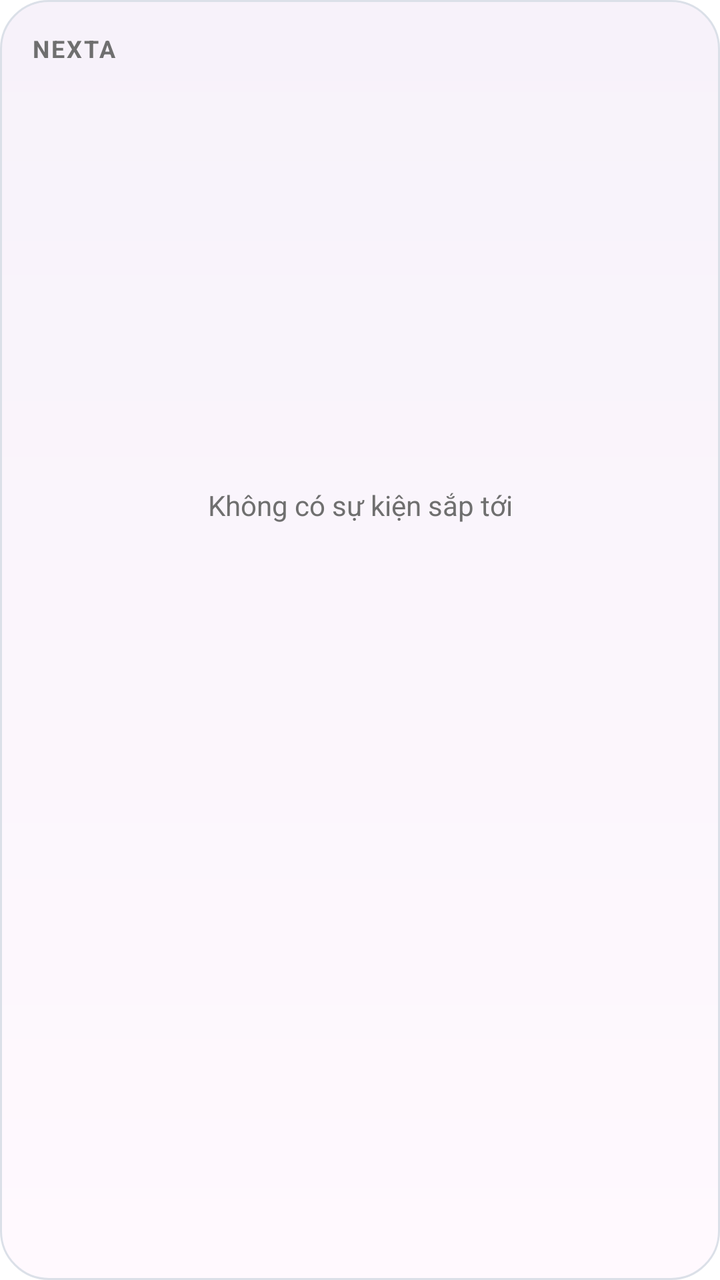
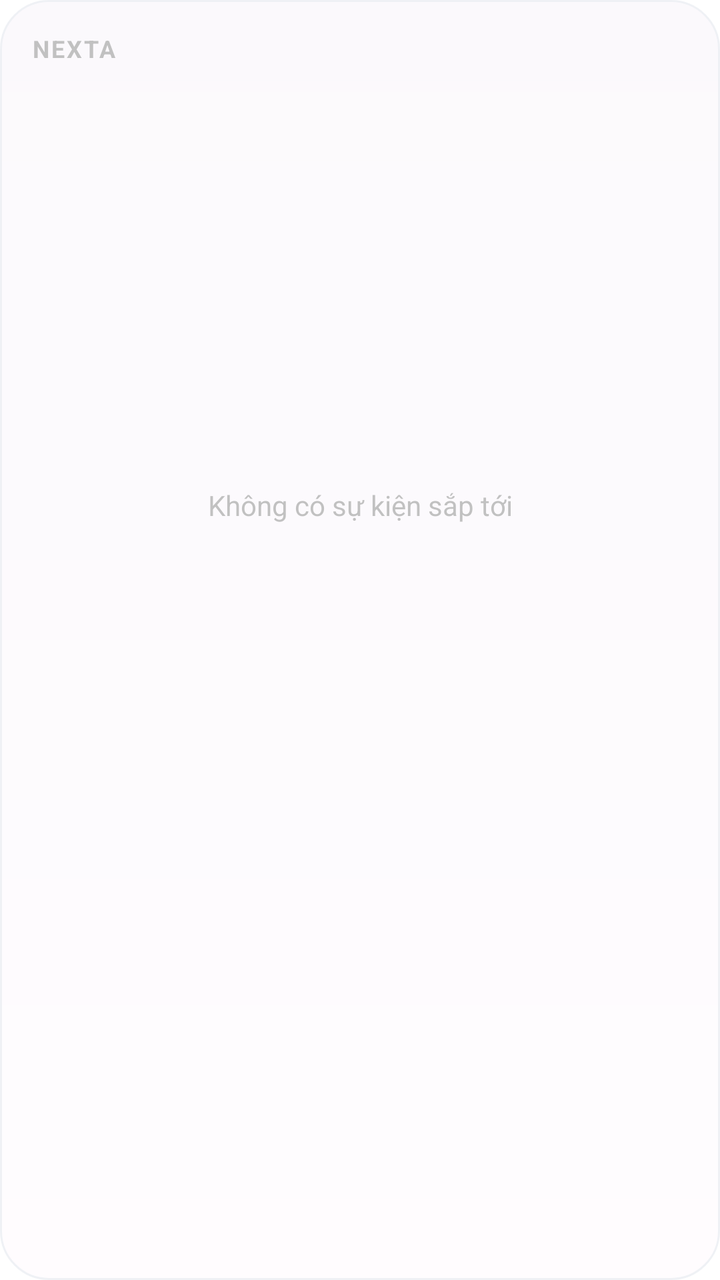

The first picture is an Android layout as it rendered before a commit; the second is the same layout after the commit. The layout source and the unified diff follow.
<!-- AndroidManifest.xml: fallback theme Theme.MaterialComponents.DayNight.NoActionBar -->
<!-- res/layout/nexta_widget.xml -->
<?xml version="1.0" encoding="utf-8"?>
<LinearLayout xmlns:android="http://schemas.android.com/apk/res/android"
    android:layout_width="match_parent"
    android:layout_height="match_parent"
    android:orientation="vertical"
    android:padding="16dp"
    android:alpha="0.94"
    android:background="@drawable/nexta_widget_background">

    <TextView
        android:id="@+id/widget_header"
        android:layout_width="match_parent"
        android:layout_height="wrap_content"
        android:text="NEXTA"
        android:textSize="12sp"
        android:textStyle="bold"
        android:letterSpacing="0.08"
        android:textColor="#666666" />

    <TextView
        android:id="@+id/widget_empty"
        android:layout_width="match_parent"
        android:layout_height="0dp"
        android:layout_weight="1"
        android:gravity="center"
        android:text="Không có sự kiện sắp tới"
        android:textSize="14sp"
        android:textColor="#666666" />

    <LinearLayout
        android:id="@+id/widget_event_1"
        android:layout_width="match_parent"
        android:layout_height="wrap_content"
        android:orientation="vertical"
        android:paddingTop="10dp"
        android:paddingBottom="8dp">

        <TextView
            android:id="@+id/widget_event_1_title"
            android:layout_width="match_parent"
            android:layout_height="wrap_content"
            android:maxLines="1"
            android:ellipsize="end"
            android:textSize="16sp"
            android:textStyle="bold"
            android:textColor="#202124" />

        <TextView
            android:id="@+id/widget_event_1_time"
            android:layout_width="match_parent"
            android:layout_height="wrap_content"
            android:layout_marginTop="3dp"
            android:textSize="13sp"
            android:textColor="#444444" />

        <TextView
            android:id="@+id/widget_event_1_meta"
            android:layout_width="match_parent"
            android:layout_height="wrap_content"
            android:layout_marginTop="2dp"
            android:maxLines="1"
            android:ellipsize="end"
            android:textSize="12sp"
            android:textColor="#666666" />
    </LinearLayout>

    <LinearLayout
        android:id="@+id/widget_event_2"
        android:layout_width="match_parent"
        android:layout_height="wrap_content"
        android:orientation="vertical"
        android:paddingTop="8dp"
        android:paddingBottom="4dp">

        <TextView
            android:id="@+id/widget_event_2_title"
            android:layout_width="match_parent"
            android:layout_height="wrap_content"
            android:maxLines="1"
            android:ellipsize="end"
            android:textSize="16sp"
            android:textStyle="bold"
            android:textColor="#202124" />

        <TextView
            android:id="@+id/widget_event_2_time"
            android:layout_width="match_parent"
            android:layout_height="wrap_content"
            android:layout_marginTop="3dp"
            android:textSize="13sp"
            android:textColor="#444444" />

        <TextView
            android:id="@+id/widget_event_2_meta"
            android:layout_width="match_parent"
            android:layout_height="wrap_content"
            android:layout_marginTop="2dp"
            android:maxLines="1"
            android:ellipsize="end"
            android:textSize="12sp"
            android:textColor="#666666" />
    </LinearLayout>
</LinearLayout>
<!-- resources referenced by this layout -->
<resources>
  <!-- drawable nexta_widget_background (drawable) -->
  <?xml version="1.0" encoding="utf-8"?>
  <shape xmlns:android="http://schemas.android.com/apk/res/android">
      <corners android:radius="24dp" />
      <gradient
          android:angle="90"
          android:startColor="@color/nexta_widget_surface_start"
          android:endColor="@color/nexta_widget_surface_end" />
      <stroke
          android:width="1dp"
          android:color="#D9DEE7" />
  </shape>
  <color name="nexta_widget_surface_start">#FFF9FE</color>
  <color name="nexta_widget_surface_end">#F7F2FA</color>
</resources>

<!-- the commit's change to res/layout/nexta_widget.xml (unified diff, before → after) -->
@@ -4,7 +4,7 @@
     android:layout_height="match_parent"
     android:orientation="vertical"
     android:padding="16dp"
-    android:alpha="0.94"
+    android:alpha="0.4"
     android:background="@drawable/nexta_widget_background">
 
     <TextView
